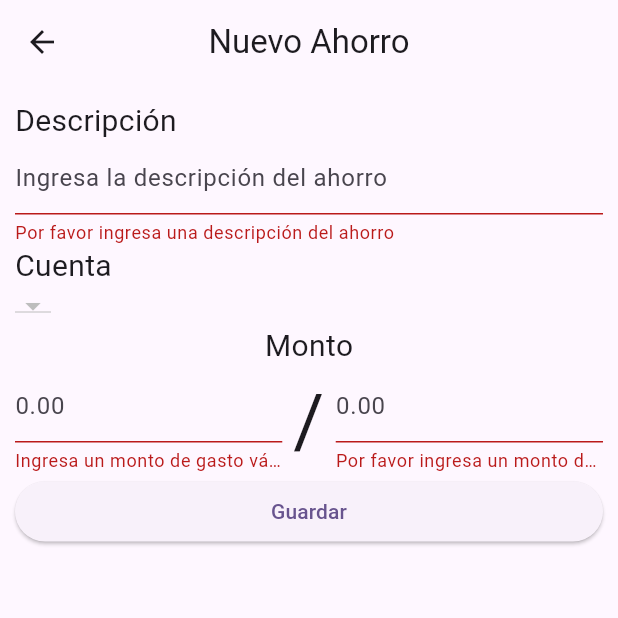
After one commit to Eeshe/fundy, a Flutter app: the SavingFormPage screen opened directly, after a tap on "Guardar", on a phone screen of 412 x 824 dp, the top half of it. The commit adds this screen. Run offline on Flutter 3.47's test engine with Material 3 defaults, Android fonts, the phone set to English and light mode, and no system bars; our stand-ins replace flutter_expandable_fab, hive, month_picker_dialog, percent_indicator; missing offline and left inert: coingecko_api; accounts and stored records are empty; generated files the repository leaves out were written again; network calls fail; statements that could not run were skipped.

Commit message:
feat: Implemented savings page

```diff
--- a/lib/core/main.dart
+++ b/lib/core/main.dart
@@ -1,5 +1,6 @@
 import 'package:finman/core/models/currency_type.dart';
 import 'package:finman/core/models/monthly_expense.dart';
+import 'package:finman/core/models/saving.dart';
 import 'package:finman/core/models/transaction.dart';
 import 'package:finman/core/services/account_service.dart';
 import 'package:finman/core/services/conversion_service.dart';
@@ -18,9 +19,10 @@ void main() async {
       await path_provider.getApplicationDocumentsDirectory();
   Hive.init(appDocumentDirectory.path);
   Hive.registerAdapter(AccountAdapter());
+  Hive.registerAdapter(CurrencyTypeAdapter());
   Hive.registerAdapter(TransactionAdapter());
-  Hive.registerAdapter(CurrencyTypeAdapter());
   Hive.registerAdapter(MonthlyExpenseAdapter());
+  Hive.registerAdapter(SavingAdapter());
 
   AccountService();
   ConversionService();
--- a/lib/l10n/app_es.arb
+++ b/lib/l10n/app_es.arb
@@ -39,10 +39,10 @@
   "transactionDescriptionHint": "Ingresa la descripción de la transacción",
   "emptyTransactionDescription": "Por favor ingresa una descripción de la transacción",
   "date": "Fecha",
-  "amount": "Cantidad",
-  "emptyTransactionAmount": "Por favor ingresa una cantidad de transacción",
-  "nonNumberAmount": "La cantidad debe ser un número",
-  "negativeBalanceAmount": "Esta cantidad dejaría el saldo de la cuenta en negativo",
+  "amount": "Monto",
+  "emptyTransactionAmount": "Por favor ingresa un monto de transacción",
+  "nonNumberAmount": "El monto debe ser un número",
+  "negativeBalanceAmount": "Este monto dejaría el saldo de la cuenta en negativo",
   "save": "Guardar",
   "totalMonthlyExpenses": "Gastos Mensuales Totales",
   "fetchingMonthlyExpenses": "Obteniendo gastos mensuales...",
@@ -67,6 +67,16 @@
   "toExchange": "A",
   "emptyStartingAccount": "Debes seleccionar una cuenta inicial",
   "emptyFinalAccount": "Debes seleccionar una cuenta final",
-  "emptyExchangeAmount": "Debes ingresar una cantidad de intercambio",
-  "exchangeDescription": "Cambio {FROM}-{TO}"
+  "emptyExchangeAmount": "Debes ingresar una monto de intercambio",
+  "exchangeDescription": "Cambio {FROM}-{TO}",
+  "savings": "Ahorros",
+  "fetchingSavings": "Obteniendo tus ahorros...",
+  "noSavingsFound": "No se encontraron ahorros",
+  "createSavingInstruction": "Intenta crear uno con el botón de abajo",
+  "savingFetchingError": "Hubo un error al obtener tus ahorros",
+  "newSaving": "Nuevo Ahorro",
+  "savingDescriptionHint": "Ingresa la descripción del ahorro",
+  "emptySavingDescription": "Por favor ingresa una descripción del ahorro",
+  "paidAmountHigherThanSavingAmount": "El monto pagado no puede ser mayor que el monto del ahorro",
+  "emptySavingAmount": "Por favor ingresa un monto de ahorro"
 }
--- /dev/null
+++ b/lib/ui/pages/saving_form_page.dart
@@ -0,0 +1,239 @@
+import 'package:finman/core/models/account.dart';
+import 'package:finman/core/models/saving.dart';
+import 'package:finman/core/services/account_service.dart';
+import 'package:finman/ui/shared/localization.dart';
+import 'package:finman/ui/shared/widgets/accout_dropdown_button_widget.dart';
+import 'package:finman/utils/string_extension.dart';
+import 'package:flutter/material.dart';
+
+class SavingFormPage extends StatefulWidget {
+  final Saving? _saving;
+
+  const SavingFormPage(this._saving, {super.key});
+
+  @override
+  State<StatefulWidget> createState() => SavingFormState();
+}
+
+class SavingFormState extends State<SavingFormPage> {
+  final GlobalKey<FormState> _formKey = GlobalKey<FormState>();
+  final TextEditingController _idInputController = TextEditingController();
+  final TextEditingController _amountInputController = TextEditingController();
+  final TextEditingController _paidAmountInputController =
+      TextEditingController();
+
+  final TextStyle _inputLabelStyle = const TextStyle(fontSize: 20);
+
+  Account? _selectedAccount;
+
+  Future<void> _fetchSavingAccount() async {
+    if (widget._saving == null) return;
+    if (_selectedAccount != null) return;
+
+    _selectedAccount = await AccountService().fetch(widget._saving!.accountId);
+  }
+
+  void _initializePaidAmountInput() {
+    double paidAmount = widget._saving!.paidAmount;
+    if (paidAmount == 0) {
+      _paidAmountInputController.text = "";
+    } else {
+      _paidAmountInputController.text = paidAmount.toStringAsFixed(2);
+    }
+  }
+
+  @override
+  void initState() {
+    super.initState();
+    Saving? saving = widget._saving;
+    if (saving == null) return;
+
+    _idInputController.text = saving.id;
+    _amountInputController.text = saving.amount.toStringAsFixed(2);
+    _initializePaidAmountInput();
+  }
+
+  Widget _createDescriptionInputWidget() {
+    return TextFormField(
+      controller: _idInputController,
+      decoration: InputDecoration(
+        hintText: getAppLocalizations(context)!.savingDescriptionHint,
+      ),
+      validator: (value) {
+        if (value == null || value.isEmpty) {
+          return getAppLocalizations(context)!.emptySavingDescription;
+        }
+        return null;
+      },
+    );
+  }
+
+  Widget _createPaidAmountInputWidget() {
+    return TextFormField(
+      controller: _paidAmountInputController,
+      decoration: const InputDecoration(
+        hintText: '0.00',
+      ),
+      validator: (value) {
+        if (value != null && !value.isNumeric()) {
+          return getAppLocalizations(context)!.nonNumberAmount;
+        }
+        double expenseAmount;
+        if (widget._saving != null) {
+          expenseAmount = widget._saving!.amount;
+        } else {
+          String expenseAmountString = _amountInputController.text;
+          if (expenseAmountString.isEmpty || !expenseAmountString.isNumeric()) {
+            return getAppLocalizations(context)!.invalidExpenseAmount;
+          }
+          expenseAmount = double.parse(expenseAmountString);
+        }
+        double paidAmount = value!.isEmpty ? 0 : double.parse(value);
+        if (paidAmount < 0) {
+          return getAppLocalizations(context)!.lessThanZeroPaidAmount;
+        }
+        if (paidAmount > expenseAmount) {
+          return getAppLocalizations(context)!.paidAmountHigherThanSavingAmount;
+        }
+        return null;
+      },
+      keyboardType: const TextInputType.numberWithOptions(decimal: true),
+    );
+  }
+
+  Widget _createAmountInputWidget() {
+    return TextFormField(
+      controller: _amountInputController,
+      decoration: const InputDecoration(
+        hintText: '0.00',
+      ),
+      validator: (value) {
+        if (value == null || value.isEmpty) {
+          return getAppLocalizations(context)!.emptySavingAmount;
+        }
+        if (RegExp(r'[A-Za-z,]+').hasMatch(value.toString())) {
+          return getAppLocalizations(context)!.nonNumberAmount;
+        }
+        if (double.parse(value) <= 0) {
+          return getAppLocalizations(context)!.lessThanZeroAmount;
+        }
+        return null;
+      },
+      keyboardType: const TextInputType.numberWithOptions(decimal: true),
+    );
+  }
+
+  Widget _createAmountsWidget() {
+    return Row(
+      mainAxisAlignment: MainAxisAlignment.center,
+      children: [
+        Expanded(flex: 5, child: _createPaidAmountInputWidget()),
+        const Expanded(
+            flex: 1,
+            child: Text(
+              "/",
+              style: TextStyle(fontSize: 50),
+              textAlign: TextAlign.center,
+            )),
+        Expanded(flex: 5, child: _createAmountInputWidget())
+      ],
+    );
+  }
+
+  Widget _createConfirmButton() {
+    return SizedBox(
+      width: double.infinity,
+      child: ElevatedButton(
+          onPressed: () {
+            if (!_formKey.currentState!.validate()) return;
+            if (_selectedAccount == null) return;
+
+            String id = _idInputController.text;
+            double amount = double.parse(_amountInputController.text);
+            double paidAmount = _paidAmountInputController.text.isEmpty
+                ? 0
+                : double.parse(_paidAmountInputController.text);
+            if (widget._saving != null) {
+              Saving saving = widget._saving!;
+              saving.id = id;
+              saving.accountId = _selectedAccount!.id;
+              saving.amount = amount;
+              saving.paidAmount = paidAmount;
+              saving.saveData();
+            } else {
+              Saving(id, _selectedAccount!.id, amount, paidAmount).saveData();
+            }
+            FocusManager.instance.primaryFocus?.unfocus();
+            Navigator.pop(context);
+          },
+          child: Text(getAppLocalizations(context)!.save)),
+    );
+  }
+
+  Widget _createDeleteWidget() {
+    if (widget._saving == null) return const SizedBox();
+    return Row(
+      children: [
+        Expanded(
+          child: ElevatedButton(
+            onPressed: () {
+              widget._saving!.delete();
+              Navigator.pop(context);
+            },
+            style: ElevatedButton.styleFrom(
+              backgroundColor: Colors.red,
+              foregroundColor: Colors.white,
+            ),
+            child: Text(getAppLocalizations(context)!.delete),
+          ),
+        )
+      ],
+    );
+  }
+
+  @override
+  Widget build(BuildContext context) {
+    return Scaffold(
+      appBar: AppBar(
+        title: Text(widget._saving == null
+            ? getAppLocalizations(context)!.newSaving
+            : widget._saving!.id),
+        centerTitle: true,
+      ),
+      body: Padding(
+        padding: const EdgeInsets.all(10.0),
+        child: Form(
+            key: _formKey,
+            child: Column(
+              crossAxisAlignment: CrossAxisAlignment.start,
+              children: [
+                Text(getAppLocalizations(context)!.description,
+                    style: _inputLabelStyle),
+                _createDescriptionInputWidget(),
+                Text(getAppLocalizations(context)!.account,
+                    style: _inputLabelStyle),
+                FutureBuilder(
+                  future: _fetchSavingAccount(),
+                  builder: (context, snapshot) {
+                    return AccountDropdownButtonWidget(
+                      _selectedAccount,
+                      (account) {
+                        setState(() {
+                          _selectedAccount = account;
+                        });
+                      },
+                    );
+                  },
+                ),
+                Center(
+                    child: Text(getAppLocalizations(context)!.amount,
+                        style: _inputLabelStyle)),
+                _createAmountsWidget(),
+                _createConfirmButton(),
+                _createDeleteWidget()
+              ],
+            )),
+      ),
+    );
+  }
+}
```
Also changed, not shown: lib/core/models/saving.dart (added, +123 -0 lines), lib/core/services/saving_service.dart (added, +52 -0 lines), lib/l10n/app_en.arb (+11 -1 lines), lib/ui/pages/account_list_page.dart (+4 -4 lines), lib/ui/pages/expense_list_page.dart (renamed from lib/ui/pages/expenses_page.dart, +4 -4 lines), lib/ui/pages/overview_page.dart (+16 -7 lines), lib/ui/pages/saving_list_page.dart (added, +118 -0 lines), lib/core/models/monthly_expense.dart (line endings or trailing spaces), lib/core/models/saving.g.dart (added).
